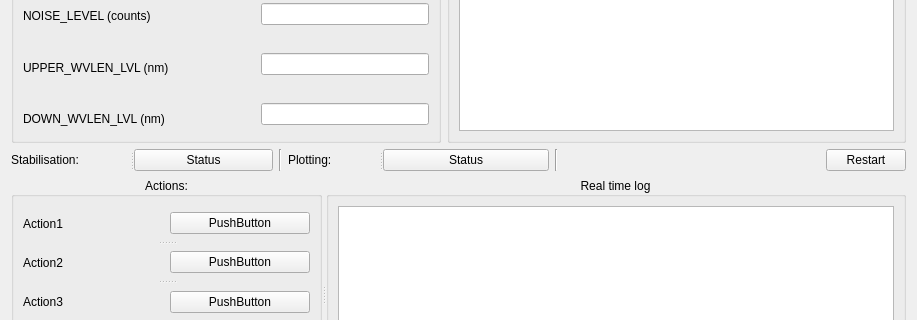
This is GUI/generic_stabilisation_with_gui3.ui in StepanenkoKirill/generic_stabilisation_with-gui as Qt 5 draws it before an edit; both pictures show x 0 to 917 and y 139 to 459 of the 917 by 560 pixel window. The edited form follows.
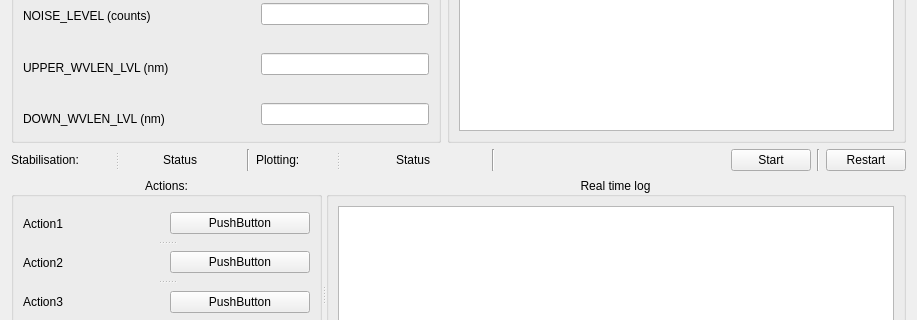
This is the edited form.

```diff
--- a/GUI/generic_stabilisation_with_gui3.ui
+++ b/GUI/generic_stabilisation_with_gui3.ui
@@ -274,6 +274,9 @@
             <property name="text">
              <string>Status</string>
             </property>
+            <property name="flat">
+             <bool>true</bool>
+            </property>
            </widget>
           </widget>
          </item>
@@ -298,6 +301,12 @@
             <property name="text">
              <string>Status</string>
             </property>
+            <property name="autoDefault">
+             <bool>false</bool>
+            </property>
+            <property name="flat">
+             <bool>true</bool>
+            </property>
            </widget>
           </widget>
          </item>
@@ -321,6 +330,20 @@
            </property>
           </spacer>
          </item>
+         <item>
+          <widget class="QPushButton" name="pushButton_9">
+           <property name="text">
+            <string>Start</string>
+           </property>
+          </widget>
+         </item>
+         <item>
+          <widget class="Line" name="line_3">
+           <property name="orientation">
+            <enum>Qt::Vertical</enum>
+           </property>
+          </widget>
+         </item>
          <item>
           <layout class="QHBoxLayout" name="horizontalLayout_8">
            <item>
```
Left out of the diff: 16 changed lines with no effect on the pictures.
